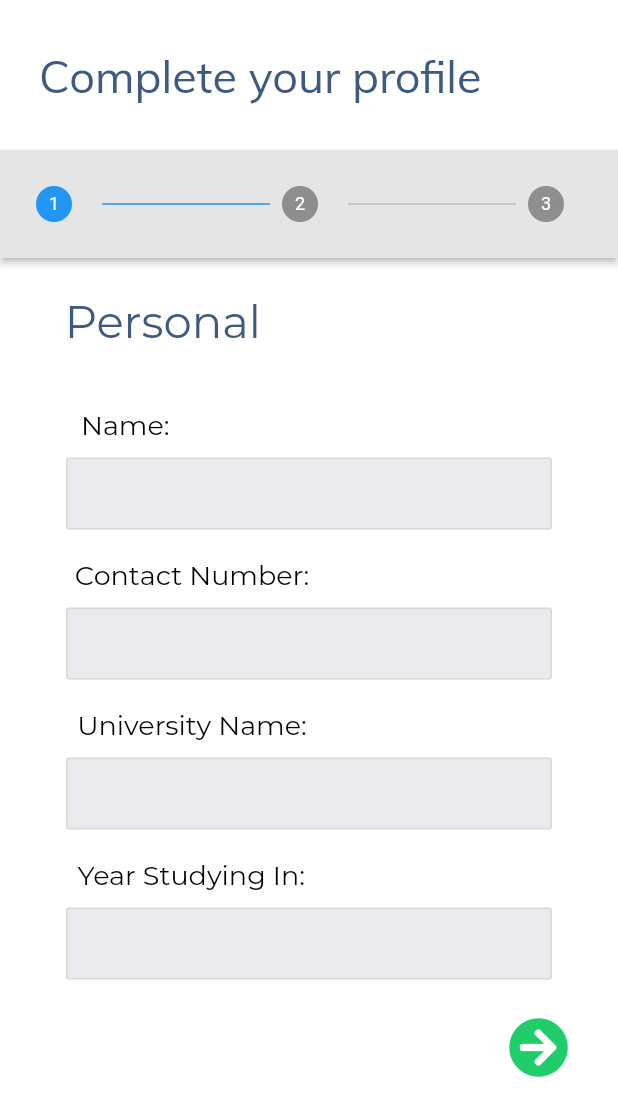
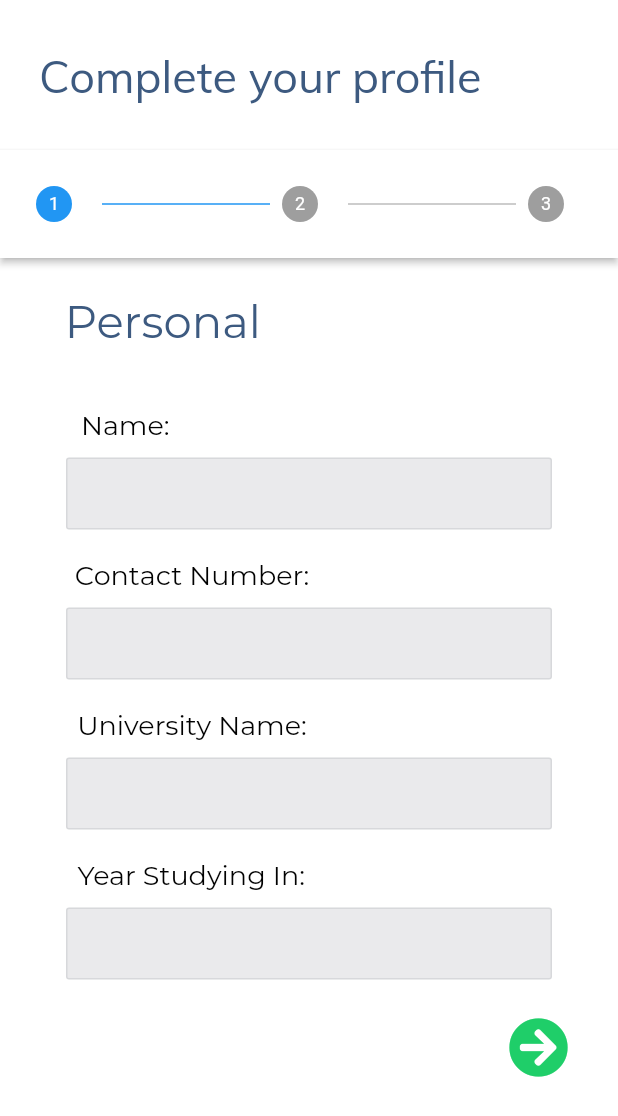
Before and after one commit to vasumanhas000/Hackathon-App, a Flutter app: the LoginForm screen opened by its route, on a phone screen of 412 x 824 dp. Shown: the top 1116 px of the screen. Run offline on Flutter 3.47's test engine with Material 2 defaults, Android fonts, the phone set to English and light mode, and no system bars; our stand-ins replace flutter_spinkit, font_awesome_flutter; missing offline and left inert: flappy_search_bar.

Commit message:
Update LoginForm.dart

```diff
--- a/lib/screens/loginFlow/LoginForm.dart
+++ b/lib/screens/loginFlow/LoginForm.dart
@@ -252,7 +252,7 @@ class _LoginFormState extends State<LoginForm> {
                     flex: 7,
                     child: Theme(
                       data: ThemeData(
-                        canvasColor: kConstantBackgroundColor,
+                        canvasColor: Colors.white,
                         primaryColor: Colors.green,
                       ),
                       child: Stepper(
```
